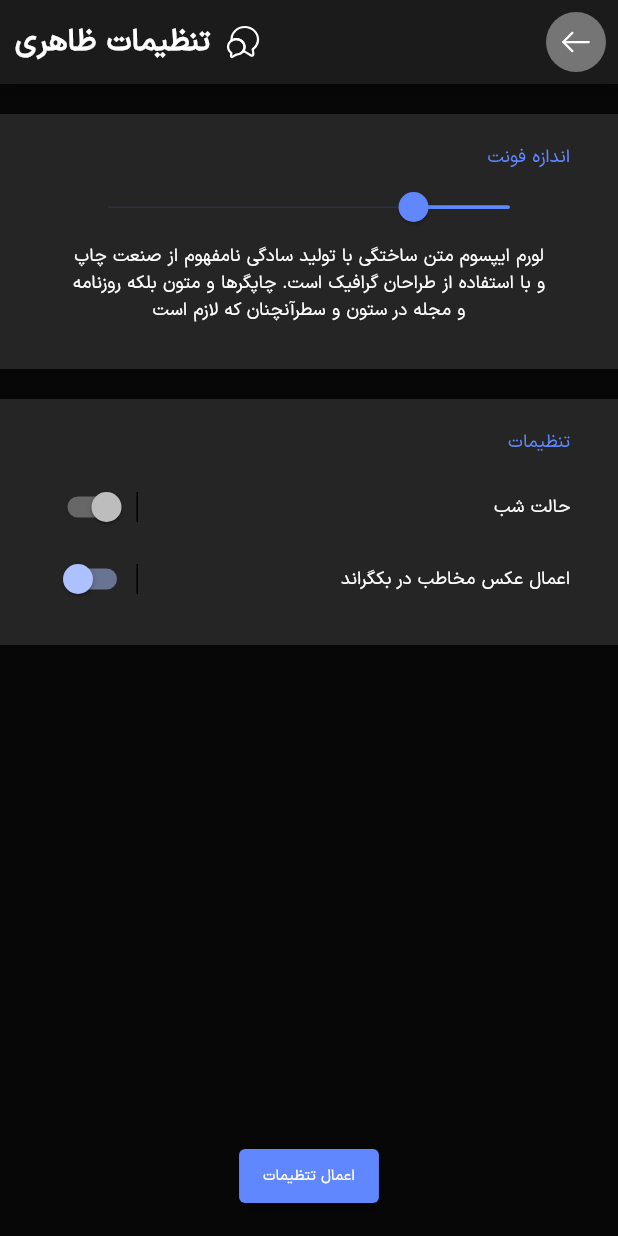
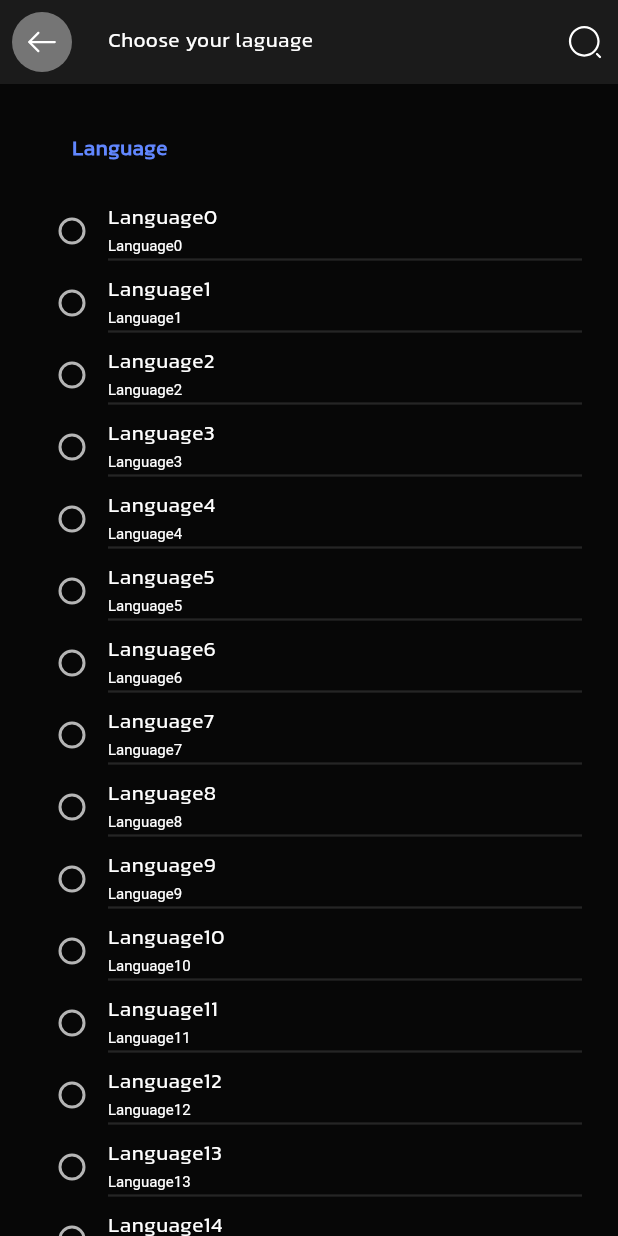
Before and after one commit to Abolfazl-MI/deltangi, a Flutter app: the screen it shows after launch, on a phone screen of 412 x 824 dp. Run offline on Flutter 3.47's test engine with Material 2 defaults, Android fonts, the light colour scheme and no system bars; our stand-ins replace flutter_svg, get, intl_phone_field, pinput, styled_text.

Commit message:
added select language setting screen

```diff
--- a/lib/controllers/language_controller.dart
+++ b/lib/controllers/language_controller.dart
@@ -47,12 +47,16 @@ class LanguageConstant {
   static const applyImageToBackground = 'apply_image_to_background';
   static const applyChanges = 'apply_changes';
   static const lorem = 'lorem';
+  static const selectYourLanguage = 'select_your_language';
+  static const language = 'language';
 }
 
 class Language extends Translations {
   @override
   Map<String, Map<String, String>> get keys => {
         "fa_IR": {
+          LanguageConstant.language:'زبان',
+          LanguageConstant.selectYourLanguage: 'زبان خود را انتخاب کنید',
           LanguageConstant.lorem:
               'لورم ایپسوم متن ساختگی با تولید سادگی نامفهوم از صنعت چاپ و با استفاده از طراحان گرافیک است. چاپگرها و متون بلکه روزنامه و مجله در ستون و سطرآنچنان که لازم است ',
           LanguageConstant.applyChanges: 'اعمال تتظیمات',
@@ -105,6 +109,7 @@ class Language extends Translations {
           LanguageConstant.minAgo: 'دقیقه قبل',
         },
         "en_US": {
+          LanguageConstant.selectYourLanguage: 'Choose your laguage',
           LanguageConstant.lorem:
               "Lorem ipsum dolor sit amet, consectetur adipiscing elit, sed do eiusmod tempor incididunt ut labore et dolore magna aliqua",
           LanguageConstant.visualSetting: 'Visual Settings',
@@ -154,7 +159,8 @@ class Language extends Translations {
               'Your contacts could find you by id',
           LanguageConstant.setUserName: 'User Name',
           LanguageConstant.changeNumber: 'Change your number',
-          LanguageConstant.enterPhoneNumber: 'Please enter your phone number'
+          LanguageConstant.enterPhoneNumber: 'Please enter your phone number',
+          LanguageConstant.language:'Language'
         },
       };
 }
--- a/lib/gen/assets.gen.dart
+++ b/lib/gen/assets.gen.dart
@@ -42,6 +42,9 @@ class $AssetsIconsGen {
   /// File path: assets/icons/right_arrow_small.svg
   String get rightArrowSmall => 'assets/icons/right_arrow_small.svg';
 
+  /// File path: assets/icons/search.svg
+  String get search => 'assets/icons/search.svg';
+
   /// File path: assets/icons/sun_outline.svg
   String get sunOutline => 'assets/icons/sun_outline.svg';
 
@@ -57,6 +60,7 @@ class $AssetsIconsGen {
         moonoutline,
         notification,
         rightArrowSmall,
+        search,
         sunOutline
       ];
 }
--- a/lib/main.dart
+++ b/lib/main.dart
@@ -32,8 +32,8 @@ class MyApp extends StatelessWidget {
       themeMode: ThemeMode.dark,
       translations: Language(),
       getPages: AppRouter.pages,
-      initialRoute: AppRouteNames.visualSettingScreen,
-      locale: Locale('fa', 'Ir'),
+      initialRoute: AppRouteNames.selectLanguageSettingScreen,
+      locale: Locale('en', 'US'),
       fallbackLocale: Locale('en', 'US'),
     );
   }
--- a/lib/views/constants/my_colors.dart
+++ b/lib/views/constants/my_colors.dart
@@ -17,4 +17,5 @@ class MyColors {
   static Color kSecondaryDarkColor = Color(0xffADC0FF);
   static Color kSurfaceColorDark = Color(0xff252525);
   static Color kBlack = Color(0xff1B1B1B);
+  static Color tinet3 = const Color(0xff424242);
 }
--- a/lib/views/constants/theme.dart
+++ b/lib/views/constants/theme.dart
@@ -19,6 +19,10 @@ class AppThemeManager {
           onSurface: Colors.white,
           surface: MyColors.kSurfaceColorDark,
         ),
+        appBarTheme: AppBarTheme(
+          backgroundColor: MyColors.kBlack,
+          elevation: 0,
+        ),
         disabledColor: MyColors.kDisableColor,
         fontFamily: 'iransansx',
         textTheme: const TextTheme(
@@ -37,6 +41,10 @@ class AppThemeManager {
         // )
       );
   static ThemeData get lightMode => ThemeData(
+        appBarTheme: AppBarTheme(
+          backgroundColor: Colors.white,
+          elevation: 0,
+        ),
         brightness: Brightness.light,
         scaffoldBackgroundColor: MyColors.kBackGroundColorLight,
         colorScheme: ColorScheme(
--- a/lib/views/router/route_names.dart
+++ b/lib/views/router/route_names.dart
@@ -12,4 +12,5 @@ class AppRouteNames {
   static const String setEditUserNameScreen = '/setEditUsernameScreen';
   static const String editPhoneNumberScreen = '/editPhoneNumberScreen';
   static const String visualSettingScreen = '/visualSettingScreen';
+  static const String selectLanguageSettingScreen = '/selectLangSettingScreen';
 }
--- a/lib/views/router/router.dart
+++ b/lib/views/router/router.dart
@@ -1,13 +1,14 @@
 import 'package:deltangi/views/router/route_names.dart';
 import 'package:deltangi/views/screens/complete_profile/complete_profile_screen.dart';
 import 'package:deltangi/views/screens/daily_notes/daily_note_screeen.dart';
-import 'package:deltangi/views/screens/edit_email_screen/edit_email_screen.dart';
+import 'package:deltangi/views/screens/complete_profile/edit_email_screen/edit_email_screen.dart';
 import 'package:deltangi/views/screens/edit_phone_number/edit_phone_number_screen.dart';
 import 'package:deltangi/views/screens/edit_user_name/edit_user_name.dart';
 import 'package:deltangi/views/screens/find_your_partner/find_your_partnner.dart';
 import 'package:deltangi/views/screens/introduction/intro_screen.dart';
 import 'package:deltangi/views/screens/notification_setting/notification_setting.dart';
 import 'package:deltangi/views/screens/phone_number_screen/phone_number_screen.dart';
+import 'package:deltangi/views/screens/select_language_setting/select_language_setting.dart';
 import 'package:deltangi/views/screens/verifycode/verify_cdoe_screen.dart';
 import 'package:deltangi/views/screens/visual_setting/visual_setting_screen.dart';
 import 'package:get/get_navigation/get_navigation.dart';
@@ -55,6 +56,10 @@ class AppRouter {
     GetPage(
       name: AppRouteNames.visualSettingScreen,
       page: () => VisualSettingScreen(),
+    ),
+    GetPage(
+      name: AppRouteNames.selectLanguageSettingScreen,
+      page: () => SelectLanguageSetting(),
     )
   ];
 }
--- /dev/null
+++ b/lib/views/screens/select_language_setting/select_language_setting.dart
@@ -0,0 +1,112 @@
+import 'package:deltangi/controllers/language_controller.dart';
+import 'package:deltangi/gen/assets.gen.dart';
+import 'package:deltangi/views/constants/my_colors.dart';
+import 'package:deltangi/views/widgets/icon_button_background.dart';
+import 'package:flutter/material.dart';
+import 'package:flutter_svg/flutter_svg.dart';
+import 'package:get/get.dart';
+
+List<String> languages =
+    List.generate(30, (index) => '${LanguageConstant.language.tr}$index');
+
+class SelectLanguageSetting extends StatelessWidget {
+  const SelectLanguageSetting({super.key});
+  bool get _isDarkMode => Get.isDarkMode;
+  @override
+  Widget build(BuildContext context) {
+    TextTheme textTheme = Theme.of(context).textTheme;
+    return Scaffold(
+      appBar: AppBar(
+        title: Text(LanguageConstant.selectYourLanguage.tr),
+        leading: Padding(
+          padding: const EdgeInsets.all(8.0),
+          child: CircleIconButton(
+            iconPath: Assets.icons.arrowLeft,
+            onTap: () {},
+          ),
+        ),
+        actions: [
+          Padding(
+            padding: const EdgeInsets.symmetric(horizontal: 10),
+            child: SvgPicture.asset(
+              Assets.icons.search,
+              color: _isDarkMode ? Colors.white : MyColors.tinet3,
+            ),
+          )
+        ],
+      ),
+      body: Container(
+        padding: EdgeInsets.symmetric(horizontal: 24),
+        child: Column(
+          crossAxisAlignment: CrossAxisAlignment.start,
+          children: [
+            Padding(
+              padding:
+                  EdgeInsets.only(top: 32, bottom: 19, left: 24, right: 24),
+              child: Text(
+                LanguageConstant.language.tr,
+                style: textTheme.titleLarge!.copyWith(
+                    color: _isDarkMode
+                        ? MyColors.kPrimaryDarkColor
+                        : MyColors.kPrimaryLight,
+                    fontWeight: FontWeight.bold),
+              ),
+            ),
+            Expanded(
+              child: Container(
+                child: CustomScrollView(
+                  slivers: [
+                    SliverList(
+                      delegate: SliverChildBuilderDelegate((context, index) {
+                        return Container(
+                          child: Row(
+                            children: [
+                              Radio(
+                                value: languages[index],
+                                groupValue: languages,
+                                onChanged: (value) {},
+                              ),
+                              // ListTile(
+                              //   title: Text(
+                              //     languages[index],
+                              //     style: textTheme.bodyMedium,
+                              //   ),
+                              //   subtitle: Text(languages[index]),
+                              // )
+                              Expanded(
+                                child: Container(
+                                  child: Column(
+                                    crossAxisAlignment:
+                                        CrossAxisAlignment.start,
+                                    children: [
+                                      Text(
+                                        languages[index],
+                                        style: textTheme.titleLarge,
+                                      ),
+                                      Text(languages[index])
+                                    ],
+                                  ),
+                                  decoration: BoxDecoration(
+                                      border: Border(
+                                          bottom: BorderSide(
+                                              width: 1.5,
+                                              color: _isDarkMode
+                                                  ? MyColors.kSurfaceColorDark
+                                                  : MyColors.kDisableColor))),
+                                ),
+                              )
+                            ],
+                          ),
+                        );
+                      }),
+                    )
+                  ],
+                ),
+              ),
+            )
+          ],
+        ),
+      ),
+    );
+  }
+}
--- a/lib/views/screens/visual_setting/visual_setting_screen.dart
+++ b/lib/views/screens/visual_setting/visual_setting_screen.dart
@@ -138,7 +138,9 @@ class VisualSettingScreen extends StatelessWidget {
                         Container(
                           width: 1,
                           height: 20,
-                          color: Colors.black,
+                          color: _isDarkMode
+                              ? MyColors.tinet3
+                              : MyColors.kDisableColor,
                         ),
                         Switch(value: false, onChanged: (value) {})
                       ],
@@ -157,7 +159,9 @@ class VisualSettingScreen extends StatelessWidget {
                         Container(
                           width: 1,
                           height: 20,
-                          color: Colors.black,
+                          color: _isDarkMode
+                              ? MyColors.tinet3
+                              : MyColors.kDisableColor,
                         ),
                         Switch(value: true, onChanged: (value) {})
                       ],
```
Also changed, not shown: assets/icons/search.svg (added), lib/views/screens/complete_profile/edit_email_screen/edit_email_screen.dart (renamed from lib/views/screens/edit_email_screen/edit_email_screen.dart).
